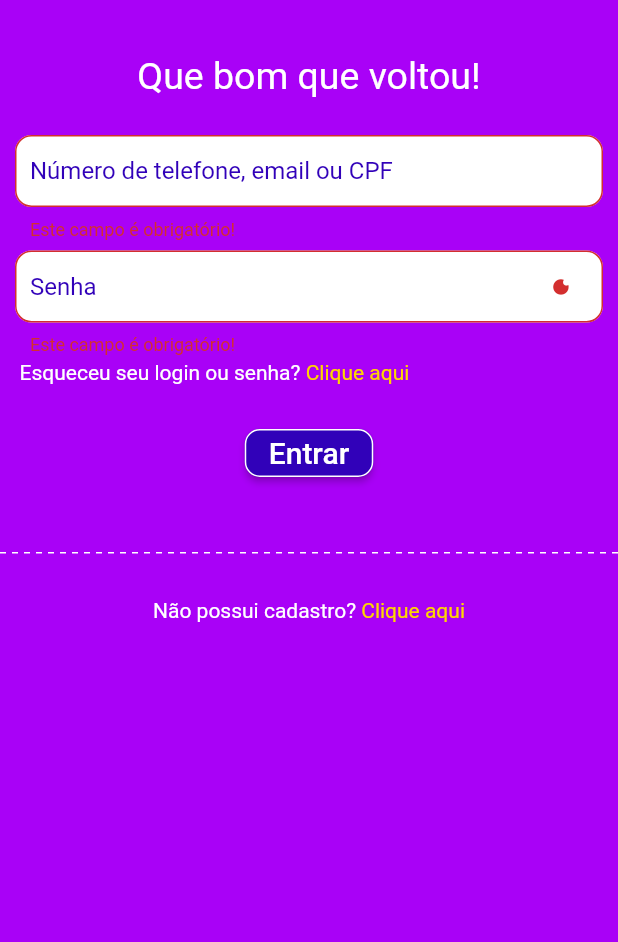
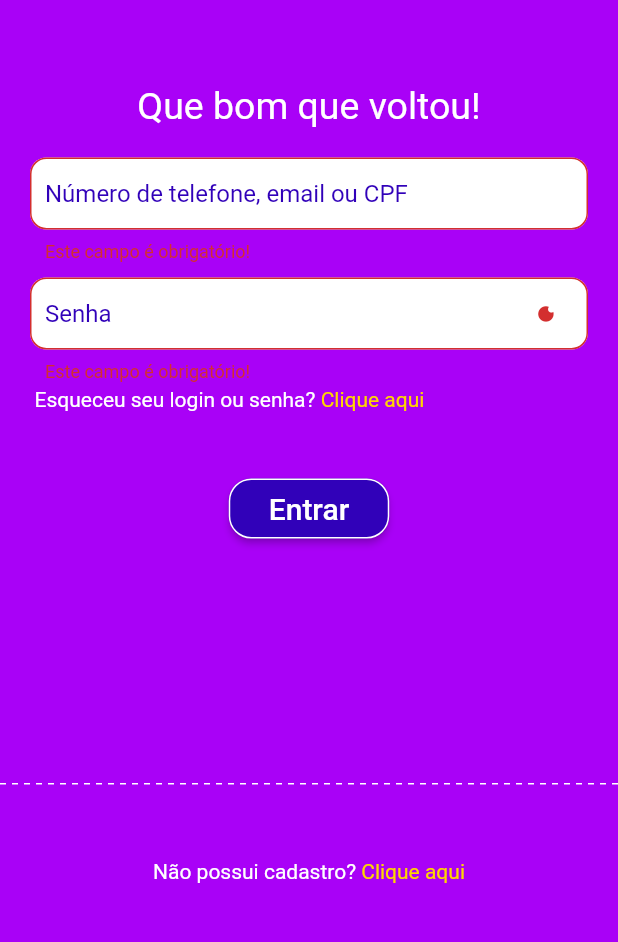
Before and after one commit to Lovepeople-BR/equipe-1, a Flutter app: the screen it shows after launch, after a tap on "Entrar", on a phone screen of 412 x 824 dp, the part 285-1227 px from its top. Run offline on Flutter 3.47's test engine with Material 2 defaults, Android fonts, the phone set to English and light mode, and no system bars; drawn by our look-alikes of dotted_line; our stand-ins replace shared_preferences; Roboto replaces fonts that are missing (Montserrat-Bold, Montserrat-SemiBold, Tahoma).

Commit message:
Tela login finalizada com api funcionando

```diff
--- a/lib/main.dart
+++ b/lib/main.dart
@@ -1,5 +1,6 @@
 import 'package:app_lovepeople/model/user_repository.dart';
 import 'package:app_lovepeople/presenter/cadastro_controller.dart';
+import 'package:app_lovepeople/presenter/login_controller.dart';
 import 'package:app_lovepeople/view/cadastro/cadastro.dart';
 import 'package:app_lovepeople/view/cadastro/cadastro_secundario.dart';
 import 'package:app_lovepeople/view/lista-tarefas/listing.dart';
@@ -21,7 +22,8 @@ class MyApp extends StatelessWidget {
   Widget build(BuildContext context) {
     return MultiProvider(
       providers: [
-        Provider(create: (context) => CadastroController(userRepository))
+        ChangeNotifierProvider(create: (context) => CadastroController(userRepository)),
+        ChangeNotifierProvider(create: (context) => LoginController(userRepository))
       ],
       child: MaterialApp(
         title: 'Flutter Demo',
--- a/lib/presenter/login_controller.dart
+++ b/lib/presenter/login_controller.dart
@@ -0,0 +1,18 @@
+import 'package:app_lovepeople/model/user_repository.dart';
+import 'package:flutter/material.dart';
+
+class LoginController extends ChangeNotifier {
+  final UserRepository repository;
+  LoginController(this.repository);
+
+  void login(String email, String senha, VoidCallback sucesso,
+      VoidCallback falha) {
+    repository.login(email, senha).then((value) {
+      if (value != null) {
+        sucesso();
+      } else {
+        falha();
+      }
+    });
+  }
+}
--- a/lib/view/login/login.dart
+++ b/lib/view/login/login.dart
@@ -1,31 +1,28 @@
+import 'package:app_lovepeople/presenter/login_controller.dart';
 import 'package:app_lovepeople/view/cadastro/cadastro.dart';
 import 'package:app_lovepeople/view/componentes/olho_icons.dart';
 import 'package:app_lovepeople/view/lista-tarefas/listing.dart';
 import 'package:flutter/material.dart';
 import 'package:dotted_line/dotted_line.dart';
+import 'package:provider/provider.dart';
 
 class Login extends StatefulWidget {
-
-
-
   @override
   _LoginState createState() => _LoginState();
 }
 
 class _LoginState extends State<Login> {
   final _formKey = GlobalKey<FormState>();
-  final itemController = TextEditingController();
+  final _emailController = TextEditingController();
   final _senhaController = TextEditingController();
   bool _enableObscure = true;
 
   @override
   Widget build(BuildContext context) {
-    var _emailController;
-    var _senhaController;
     return Scaffold(
       backgroundColor: Color(0xFFA901F7),
-      body: SingleChildScrollView(
-        child: Column(
+      body: Consumer<LoginController>(builder: (context, controller, _) {
+        return Column(
           children: [
             Container(
               height: 190,
@@ -55,6 +52,10 @@ class _LoginState extends State<Login> {
                 ],
               ),
             ),
+            Expanded(
+              child: SingleChildScrollView(
+                child: Column(
+                  children: [
                     Padding(
                       padding: const EdgeInsets.only(top: 0, bottom: 5),
                       child: Text(
@@ -62,7 +63,7 @@ class _LoginState extends State<Login> {
                         textAlign: TextAlign.center,
                         style: TextStyle(
                           fontFamily: 'Montserrat-SemiBold',
-                  height: 3,
+                          height: 4,
                           color: Colors.white,
                           fontSize: 25,
                         ),
@@ -71,16 +72,14 @@ class _LoginState extends State<Login> {
                     Form(
                         key: _formKey,
                         child: Padding(
-              padding: const EdgeInsets.all(10),
+                          padding: const EdgeInsets.only(left: 20, right: 20),
                           child: Column(
                             children: [
                               TextFormField(
-                    onSaved: (value) {
-                      _emailController.text = value;
-                    },
-                    controller: _emailController ,
+                                controller: _emailController,
                                 validator: (value) {
-                      if(value == null || value.trim().length == 0){
+                                  if (value == null ||
+                                      value.trim().length == 0) {
                                     return "Este campo é obrigatório!";
                                   }
                                   return null;
@@ -88,24 +87,24 @@ class _LoginState extends State<Login> {
                                 decoration: InputDecoration(
                                   contentPadding: EdgeInsets.all(10),
                                   border: OutlineInputBorder(
-                        borderRadius: BorderRadius.all(Radius.circular(11)),
+                                    borderRadius:
+                                        BorderRadius.all(Radius.circular(11)),
                                   ),
                                   hintText: 'Número de telefone, email ou CPF',
-                      hintStyle: TextStyle(color: Color(0xFF3101B9)),
+                                  hintStyle:
+                                      TextStyle(color: Color(0xFF3101B9)),
                                   fillColor: Colors.white,
                                   filled: true,
                                 ),
-
                               ),
                               Padding(
-                    padding: const EdgeInsets.only(top: 7),
+                                padding: const EdgeInsets.only(
+                                    top: 10, left: 0, right: 0),
                                 child: TextFormField(
-                      onSaved: (value) {
-                      _senhaController.text = value;
-                    },
                                   controller: _senhaController,
                                   validator: (value) {
-                      if(value == null || value.trim().length == 0){
+                                    if (value == null ||
+                                        value.trim().length == 0) {
                                       return "Este campo é obrigatório!";
                                     }
                                     return null;
@@ -115,10 +114,12 @@ class _LoginState extends State<Login> {
                                     suffixIcon: _buildSuffixPasswordLogin(),
                                     contentPadding: EdgeInsets.all(10),
                                     border: OutlineInputBorder(
-                          borderRadius: BorderRadius.all(Radius.circular(11)),
+                                      borderRadius:
+                                          BorderRadius.all(Radius.circular(11)),
                                     ),
                                     hintText: "Senha",
-                        hintStyle: TextStyle(color: Color(0xFF3101B9)),
+                                    hintStyle:
+                                        TextStyle(color: Color(0xFF3101B9)),
                                     fillColor: Colors.white,
                                     filled: true,
                                   ),
@@ -133,13 +134,15 @@ class _LoginState extends State<Login> {
                                       'Esqueceu seu login ou senha? ',
                                       textAlign: TextAlign.left,
                                       style: TextStyle(
-                              color: Colors.white, fontFamily: 'tahoma'),
+                                          color: Colors.white,
+                                          fontFamily: 'tahoma'),
                                     ),
                                     InkWell(
                                       child: Text(
                                         'Clique aqui',
                                         style: TextStyle(
-                                fontFamily: 'Tahoma', color: Color(0xFFFFD600)),
+                                            fontFamily: 'Tahoma',
+                                            color: Color(0xFFFFD600)),
                                       ),
                                       onTap: () {},
                                     )
@@ -147,15 +150,23 @@ class _LoginState extends State<Login> {
                                 ),
                               ),
                               Padding(
-                    padding: const EdgeInsets.all(30),
+                                padding: const EdgeInsets.all(45),
                                 child: Container(
-                      height: 32,
+                                  height: 40,
+                                  width: 107,
                                   child: ElevatedButton(
                                     onPressed: () {
-                          if (_formKey.currentState?.validate() == true) {
-                            _formKey.currentState?.save();
+                                      if (_formKey.currentState?.validate() ==
+                                          true) {
+                                        controller.login(
+                                            _emailController.text, _senhaController.text,
+                                            () {
+                                          Navigator.of(context).pushReplacement(
+                                              MaterialPageRoute(
+                                                  builder: (context) =>
+                                                      Listing()));
+                                        }, () {});
                                       }
-
                                     },
                                     child: Text(
                                       "Entrar",
@@ -166,20 +177,33 @@ class _LoginState extends State<Login> {
                                     ),
                                     style: ButtonStyle(
                                         backgroundColor:
-                                MaterialStateProperty.all(Color(0xFF3101B9)),
+                                            MaterialStateProperty.all(
+                                                Color(0xFF3101B9)),
                                         shape: MaterialStateProperty.all(
                                             RoundedRectangleBorder(
-                                    borderRadius: BorderRadius.circular(10),
+                                                borderRadius:
+                                                    BorderRadius.circular(15),
                                                 side: BorderSide(
-                                        color: Colors.white, width: 1)))),
+                                                    color: Colors.white,
+                                                    width: 1)))),
                                   ),
                                 ),
                               )
                             ],
                           ),
                         )),
+                  ],
+                ),
+              ),
+            ),
+          ],
+        );
+      }),
+      bottomNavigationBar: Column(
+        mainAxisSize: MainAxisSize.min,
+        children: [
           Padding(
-              padding: const EdgeInsets.only(top: 10),
+            padding: const EdgeInsets.only(bottom: 30),
             child: DottedLine(
               direction: Axis.horizontal,
               lineLength: double.infinity,
@@ -193,12 +217,12 @@ class _LoginState extends State<Login> {
             ),
           ),
           Padding(
-              padding: const EdgeInsets.only(top: 30),
+            padding: const EdgeInsets.symmetric(vertical: 20),
             child: Row(
               mainAxisAlignment: MainAxisAlignment.center,
               children: [
                 Padding(
-                    padding: const EdgeInsets.all(0),
+                  padding: const EdgeInsets.only(bottom: 25),
                   child: Text(
                     'Não possui cadastro? ',
                     textAlign: TextAlign.start,
@@ -206,10 +230,13 @@ class _LoginState extends State<Login> {
                   ),
                 ),
                 InkWell(
+                  child: Padding(
+                    padding: const EdgeInsets.only(bottom: 25),
                     child: Text(
                       'Clique aqui',
                       style: TextStyle(
                           fontFamily: 'Tahoma', color: Color(0xFFFFD600)),
+                    ),
                   ),
                   onTap: () {
                     redirectToCadastro(context);
@@ -219,7 +246,6 @@ class _LoginState extends State<Login> {
             ),
           )
         ],
-        ),
       ),
     );
   }
```
Also changed, not shown: lib/model/user_repository.dart (+20 -1 lines). Lines whose indentation alone changed are shown as unchanged.
